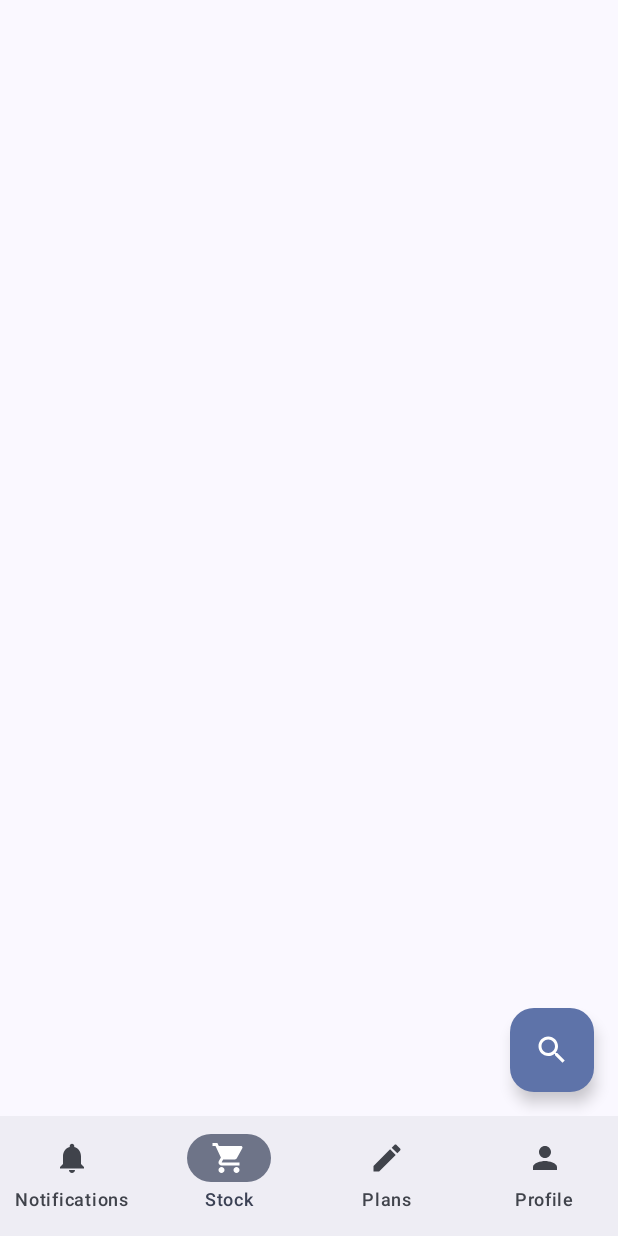
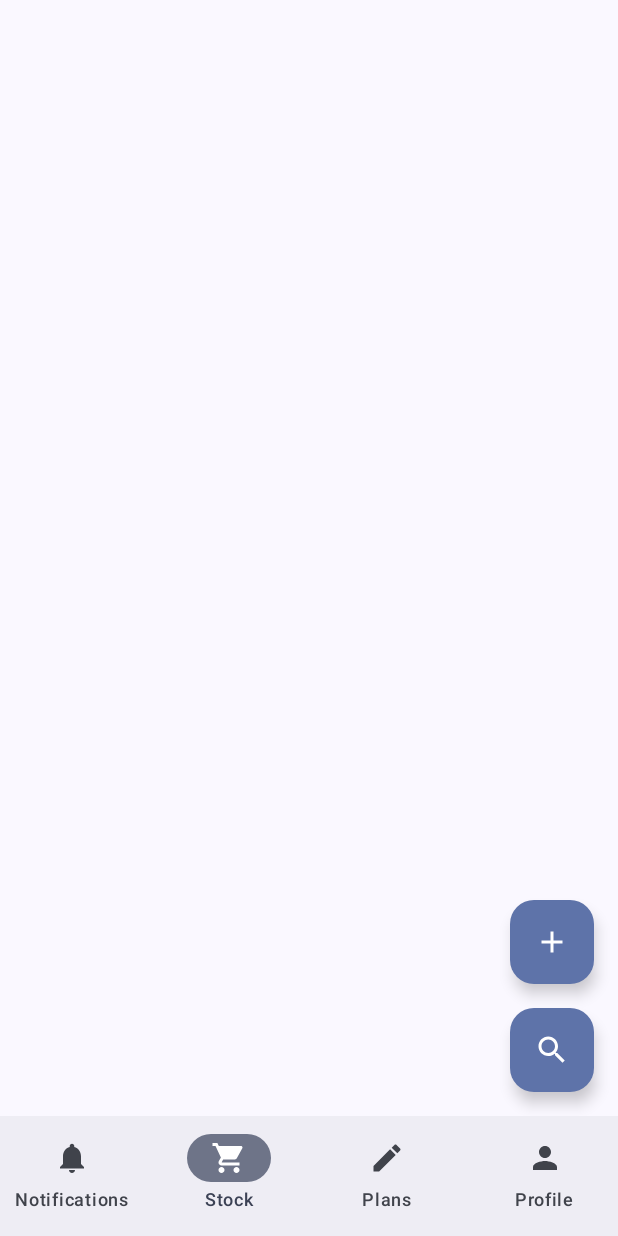
Before and after one commit to Vishnusimha/StocKeeper, an Android app built with Jetpack Compose: the StockScreen screen opened through its navigation route, on a phone screen of 412 x 824 dp. Run offline under Robolectric (Android 15) with nearby library versions, the phone set to English and light mode, and no system bars; our stand-ins replace Dagger/Hilt's generated code, Firebase (no records; nobody signed in at launch, a user with empty details on screens opened directly), Room's generated code, accompanist; missing, so only their content is drawn: SwipeRefresh; 2 statements that could not run were skipped.

Commit message:
Stock input screen interim commit

```diff
--- a/app/src/main/java/com/vishnu/stockeeper/presentation/LandingActivity.kt
+++ b/app/src/main/java/com/vishnu/stockeeper/presentation/LandingActivity.kt
@@ -119,6 +119,9 @@ class LandingActivity : ComponentActivity() {
             composable(Screen.PlanListsScreen.route) {
                 PlanListsScreen(stockViewModel, navController)
             }
+            composable(Screen.StockInputScreen.route) {
+                StockInputScreen(stockViewModel, navController)
+            }
         }
     }
 
--- a/app/src/main/java/com/vishnu/stockeeper/presentation/Screens.kt
+++ b/app/src/main/java/com/vishnu/stockeeper/presentation/Screens.kt
@@ -13,6 +13,7 @@ sealed class Screen(val route: String) {
     object NotificationScreen : Screen("Notifications")
     object PlanScreen : Screen("Plan")
     object PlanListsScreen : Screen("Plans")
+    object StockInputScreen : Screen("StockInput")
 }
 
 val screenIcons = mapOf(
--- a/app/src/main/java/com/vishnu/stockeeper/presentation/StockScreen.kt
+++ b/app/src/main/java/com/vishnu/stockeeper/presentation/StockScreen.kt
@@ -13,12 +13,12 @@ import androidx.compose.foundation.lazy.items
 import androidx.compose.foundation.text.KeyboardActions
 import androidx.compose.foundation.text.KeyboardOptions
 import androidx.compose.material.icons.Icons
+import androidx.compose.material.icons.filled.Add
 import androidx.compose.material.icons.filled.Check
 import androidx.compose.material.icons.filled.Search
 import androidx.compose.material3.FilterChip
 import androidx.compose.material3.FloatingActionButton
 import androidx.compose.material3.Icon
-import androidx.compose.material3.OutlinedButton
 import androidx.compose.material3.Scaffold
 import androidx.compose.material3.Text
 import androidx.compose.material3.TextField
@@ -29,6 +29,7 @@ import androidx.compose.runtime.mutableStateOf
 import androidx.compose.runtime.remember
 import androidx.compose.runtime.rememberCoroutineScope
 import androidx.compose.runtime.setValue
+import androidx.compose.ui.Alignment
 import androidx.compose.ui.Modifier
 import androidx.compose.ui.platform.LocalContext
 import androidx.compose.ui.text.input.ImeAction
@@ -36,12 +37,9 @@ import androidx.compose.ui.unit.dp
 import androidx.navigation.NavHostController
 import com.google.accompanist.swiperefresh.SwipeRefresh
 import com.google.accompanist.swiperefresh.SwipeRefreshState
-import com.vishnu.stockeeper.data.StockDto
-import com.vishnu.stockeeper.data.dateToLong
 import com.vishnu.stockeeper.viewmodel.AuthViewModel
 import com.vishnu.stockeeper.viewmodel.StockViewModel
 import kotlinx.coroutines.launch
-import java.util.Date
 
 @Composable
 fun StockScreen(
@@ -49,7 +47,6 @@ fun StockScreen(
     authViewModel: AuthViewModel,
     navController: NavHostController
 ) {
-    // Make searchQuery and searchIconClicked mutable
     var searchQuery by remember { mutableStateOf("") }
     var isSearchVisible by remember { mutableStateOf(false) }
 
@@ -71,11 +68,25 @@ fun StockScreen(
 
     Scaffold(
         floatingActionButton = {
-            FloatingActionButton(
-                onClick = { isSearchVisible = !isSearchVisible }, content = {
+            Column(
+                horizontalAlignment = Alignment.End
+            ) {
+                FloatingActionButton(
+                    onClick = { navController.navigate(Screen.StockInputScreen.route) },
+                    modifier = Modifier.padding(bottom = 16.dp)
+                ) {
+                    Icon(Icons.Default.Add, contentDescription = "Add")
+                }
+
+
+                FloatingActionButton(
+                    onClick = {
+                        isSearchVisible = !isSearchVisible
+                    }
+                ) {
                     Icon(Icons.Default.Search, contentDescription = "Filter")
                 }
-            )
+            }
         }
     ) { innerPadding ->
         SwipeRefresh(
@@ -90,8 +101,8 @@ fun StockScreen(
                 modifier = Modifier
                     .fillMaxSize()
                     .padding(
-                        bottom = 0.dp, top = if (innerPadding.calculateTopPadding() < 16.dp) {
-                            16.dp
+                        bottom = 0.dp, top = if (innerPadding.calculateTopPadding() > 8.dp) {
+                            8.dp
                         } else {
                             innerPadding.calculateTopPadding()
                         }
@@ -99,8 +110,7 @@ fun StockScreen(
             ) {
                 Column(
                     modifier = Modifier
-                        .fillMaxSize()
-                        .padding(16.dp),
+                        .fillMaxSize(),
                     verticalArrangement = Arrangement.Top
                 ) {
                     if (isSearchVisible) {
@@ -122,27 +132,6 @@ fun StockScreen(
                         )
                     } else {
                         searchQuery = ""
-                    }
-
-                    OutlinedButton(
-                        onClick = {
-                            stockViewModel.addStockItem(
-                                StockDto(
-                                    id = 1,
-                                    name = "Item A",
-                                    quantity = 10,
-                                    expirationDate = dateToLong(Date()), // Convert Date to Long
-                                    purchaseDate = dateToLong(Date()),
-                                    updatedBy = "user123",
-                                    category = "Food",
-                                    shop = "More"
-                                )
-                            )
-                        },
-                        modifier = Modifier
-                            .fillMaxWidth()
-                    ) {
-                        Text(text = "Add Data")
                     }
 
                     Row(
@@ -239,7 +228,6 @@ fun StockScreen(
                                 .weight(1f)
                                 .fillMaxWidth()
                                 .padding(8.dp)
-                                .padding(bottom = 16.dp)
                         ) {
                             items(products) { product ->
                                 StockEntityCard(product)
```
Also changed, not shown: app/src/main/java/com/vishnu/stockeeper/presentation/StockInputScreen.kt (added, +305 -0 lines).
